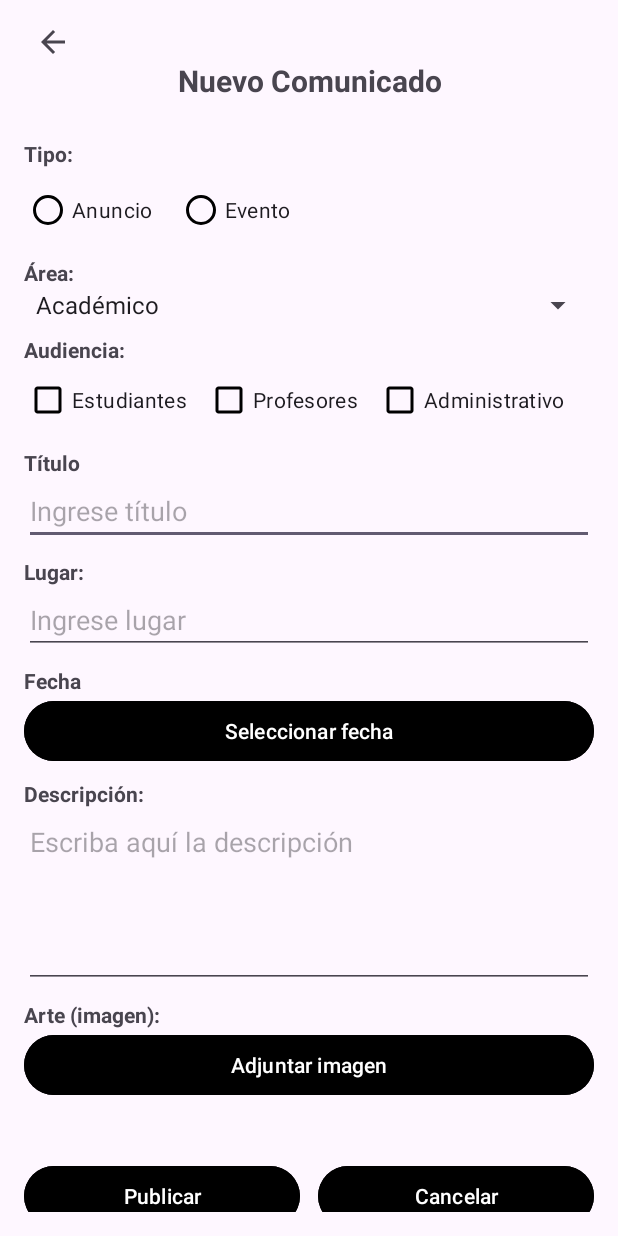
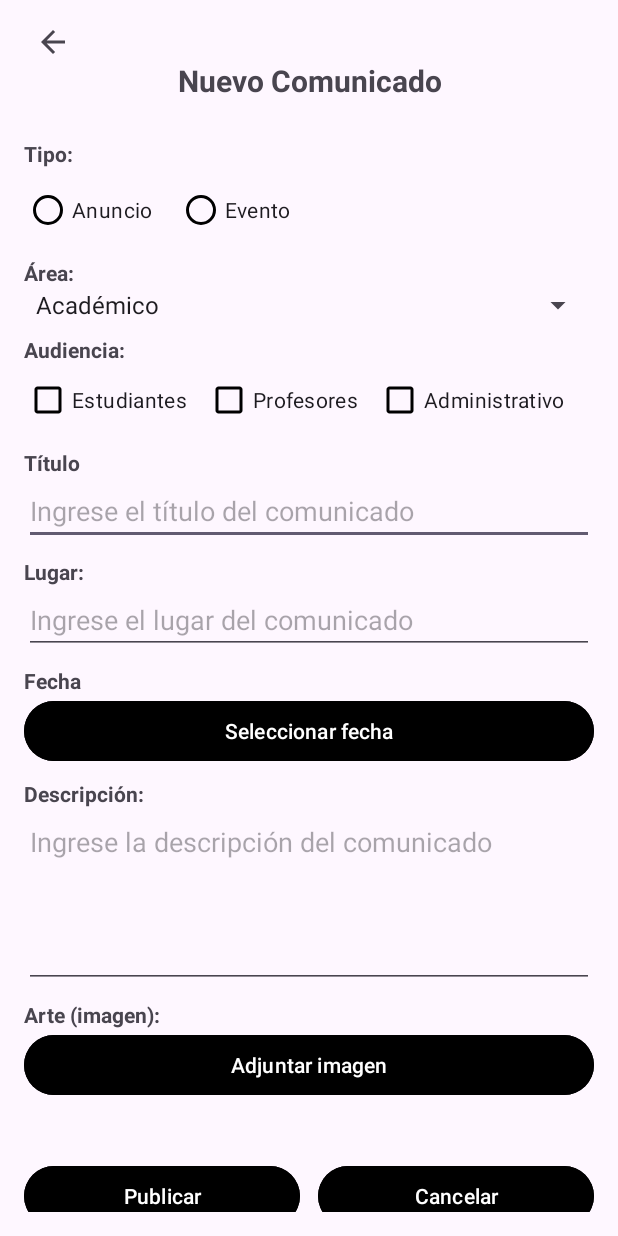
Before and after one commit to WSmithDR/PAR5_PROY2P_Duenas_Romero_Ortega, an Android app: the PublicarComunicadoActivity screen opened directly, with no data from a screen before it, on a phone screen of 412 x 824 dp. Run offline under Robolectric (Android 15) with nearby library versions, the phone set to English and light mode, and no system bars.

Commit message:
corregidas y añadidas nuevas variables de interpolacion

```diff
--- a/app/src/main/res/layout/activity_publicar_comunicado.xml
+++ b/app/src/main/res/layout/activity_publicar_comunicado.xml
@@ -120,7 +120,7 @@
             android:id="@+id/etTitulo"
             android:layout_width="match_parent"
             android:layout_height="wrap_content"
-            android:hint="Ingrese título" />
+            android:hint="@string/titulo_comunicado_hint" />
 
         <TextView
             android:id="@+id/tvLugarLabel"
@@ -134,7 +134,7 @@
             android:id="@+id/etLugar"
             android:layout_width="match_parent"
             android:layout_height="wrap_content"
-            android:hint="Ingrese lugar" />
+            android:hint="@string/lugar_comunicado_hint" />
 
 
         <TextView
@@ -164,7 +164,7 @@
             android:layout_width="match_parent"
             android:layout_height="120dp"
             android:gravity="top"
-            android:hint="Escriba aquí la descripción"
+            android:hint="@string/descripcion_comunicado_hint"
             android:inputType="textMultiLine" />
 
 
--- a/app/src/main/res/values/strings.xml
+++ b/app/src/main/res/values/strings.xml
@@ -43,6 +43,7 @@
     <string name="bienvenido">Bienvenido %1$s</string>
     <string name="usuario">Usuario</string>
     <string name="password">Contraseña</string>
+    <string name="cerrar_sesion">Cerrar Sesión</string>"
 
     <string name="debe_iniciar_sesion">Debe iniciar sesión para publicar un comunicado</string>
     <string name="titulo_obligatorio">Título es obligatorio</string>
@@ -53,6 +54,10 @@
     <string name="comunicado_publicado">Comunicado publicado exitosamente</string>
     <string name="error_publicar">Error al publicar el comunicado</string>
     <string name="error_guardar_imagen">Error al guardar la imagen</string>
+    <string name="no_fecha_seleccionada">Ninguna fecha seleccionada</string>
+    <string name="titulo_comunicado_hint">Ingrese el título del comunicado</string>
+    <string name="descripcion_comunicado_hint">Ingrese la descripción del comunicado</string>
+    <string name="lugar_comunicado_hint">Ingrese el lugar del comunicado</string>
 
     <string-array name="areas_comunicado">
         <item>Académico</item>
```
Also changed, not shown: app/src/main/res/layout/activity_main.xml (+4 -4 lines), app/src/main/res/layout/activity_ver_comunicados.xml (+4 -4 lines), 1 other file.
